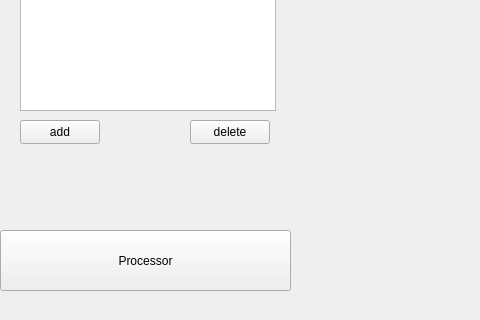
Before: the Qt Designer form mainwindow.ui in AstapovIE/LayerEditor, drawn with Qt 5; both pictures show x 0 to 480 and y 338 to 658 of the 1281 by 658 pixel window.
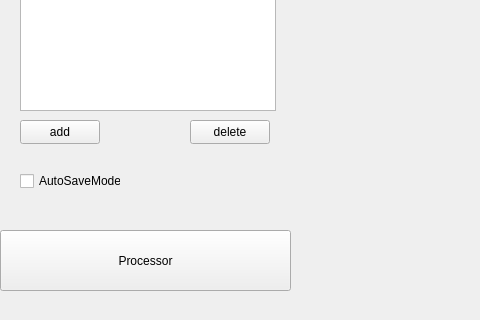
After: the same form once the commit is applied.

Commit message: added checkBox for autoSaveMode and filename

Patch:
```diff
--- a/mainwindow.ui
+++ b/mainwindow.ui
@@ -62,6 +62,19 @@
       <string>delete</string>
      </property>
     </widget>
+    <widget class="QCheckBox" name="autoSaveCheckBox">
+     <property name="geometry">
+      <rect>
+       <x>20</x>
+       <y>460</y>
+       <width>101</width>
+       <height>22</height>
+      </rect>
+     </property>
+     <property name="text">
+      <string>AutoSaveMode</string>
+     </property>
+    </widget>
    </widget>
    <widget class="QPushButton" name="processorButton">
     <property name="geometry">
```
The commit also changes 4 other files.
